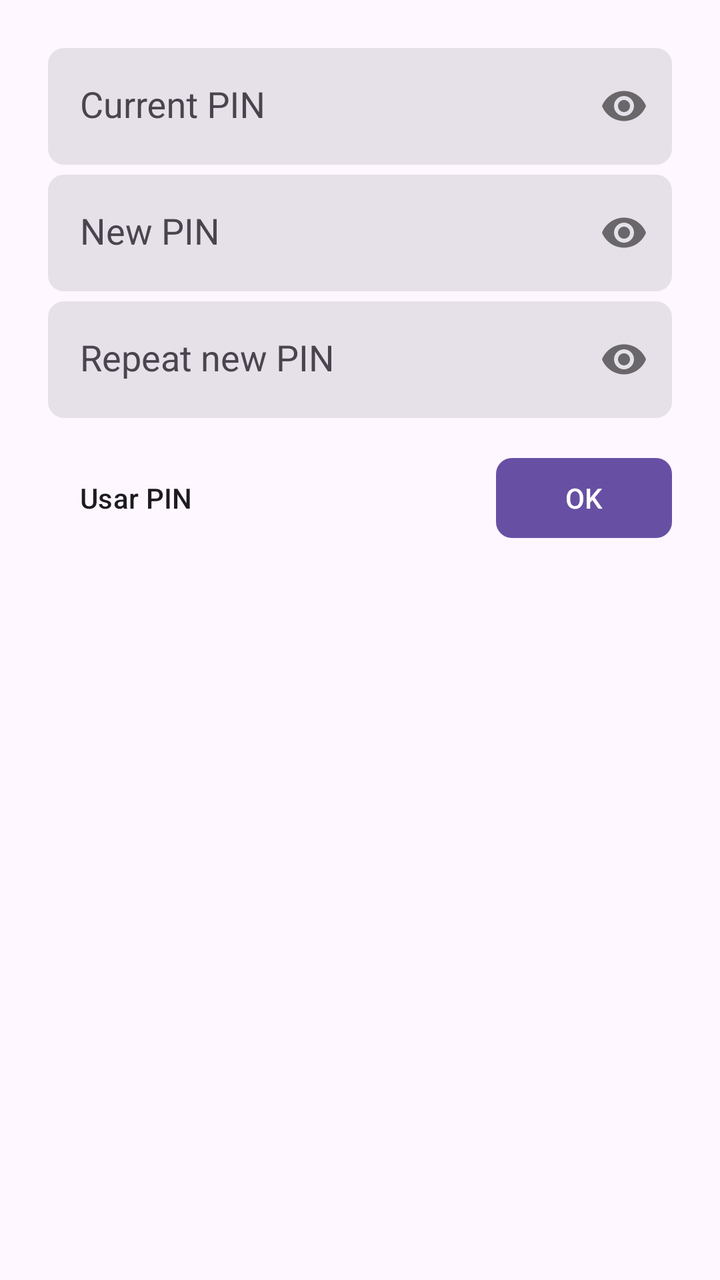
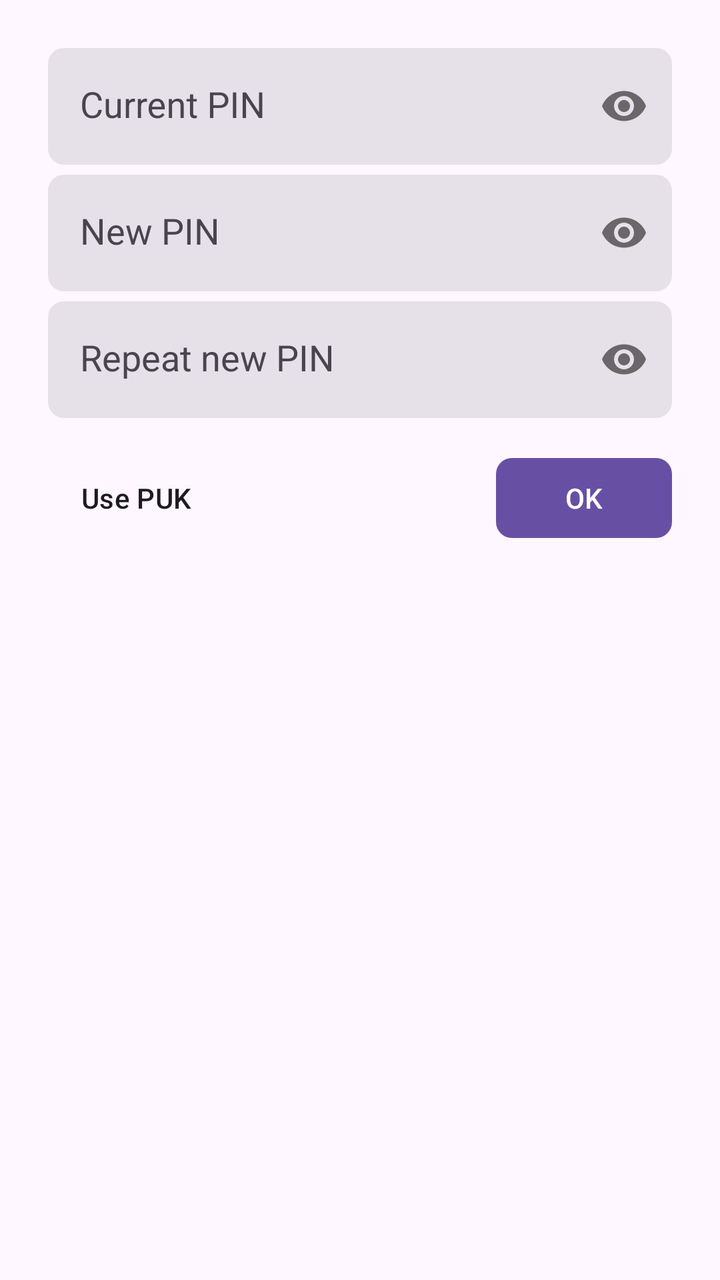

Two renders of the same Android screen: before a commit and after it. Below are the layout's source before the change and the commit's diff.
<!-- AndroidManifest.xml: application theme Theme.STK -->
<!-- res/layout/change_sim_card_pin_layout.xml -->
<?xml version="1.0" encoding="utf-8"?>
<layout>

    <androidx.core.widget.NestedScrollView
        xmlns:android="http://schemas.android.com/apk/res/android"
        xmlns:app="http://schemas.android.com/apk/res-auto"
        android:layout_width="match_parent"
        android:layout_height="match_parent">

        <LinearLayout
            android:layout_width="match_parent"
            android:layout_height="match_parent"
            android:orientation="vertical"
            android:padding="?attr/dialogPreferredPadding">

            <com.google.android.material.textfield.TextInputLayout
                android:id="@+id/current_access_code_inputText"
                style="?textInputFilledStyle"
                android:layout_width="match_parent"
                android:layout_height="wrap_content"
                android:layout_marginBottom="5dp"
                app:boxCornerRadiusBottomEnd="8dp"
                app:boxCornerRadiusBottomStart="8dp"
                app:boxCornerRadiusTopEnd="8dp"
                app:boxCornerRadiusTopStart="8dp"
                app:boxStrokeWidth="0dp"
                app:boxStrokeWidthFocused="0dp"
                app:passwordToggleEnabled="true">

                <com.google.android.material.textfield.TextInputEditText
                    android:layout_width="match_parent"
                    android:layout_height="wrap_content"
                    android:hint="@string/current_pin_hint"
                    android:inputType="numberPassword"
                    android:maxLength="8"
                    android:maxLines="1"
                    android:textAppearance="?android:attr/textAppearanceMedium" />
            </com.google.android.material.textfield.TextInputLayout>

            <com.google.android.material.textfield.TextInputLayout
                android:id="@+id/new_pin_inputText"
                style="?textInputFilledStyle"
                android:layout_width="match_parent"
                android:layout_height="wrap_content"
                android:layout_marginBottom="5dp"
                app:boxCornerRadiusBottomEnd="8dp"
                app:boxCornerRadiusBottomStart="8dp"
                app:boxCornerRadiusTopEnd="8dp"
                app:boxCornerRadiusTopStart="8dp"
                app:boxStrokeWidth="0dp"
                app:boxStrokeWidthFocused="0dp"
                app:passwordToggleEnabled="true">

                <com.google.android.material.textfield.TextInputEditText
                    android:layout_width="match_parent"
                    android:layout_height="wrap_content"
                    android:hint="@string/transfer_key_change_dialog_new_key_hint"
                    android:inputType="numberPassword"
                    android:maxLength="8"
                    android:maxLines="1"
                    android:textAppearance="?android:attr/textAppearanceMedium" />
            </com.google.android.material.textfield.TextInputLayout>

            <com.google.android.material.textfield.TextInputLayout
                android:id="@+id/new_pin_repetition_inputText"
                style="?textInputFilledStyle"
                android:layout_width="match_parent"
                android:layout_height="wrap_content"
                android:layout_marginBottom="16dp"
                app:boxCornerRadiusBottomEnd="8dp"
                app:boxCornerRadiusBottomStart="8dp"
                app:boxCornerRadiusTopEnd="8dp"
                app:boxCornerRadiusTopStart="8dp"
                app:boxStrokeWidth="0dp"
                app:boxStrokeWidthFocused="0dp"
                app:passwordToggleEnabled="true">

                <com.google.android.material.textfield.TextInputEditText
                    android:layout_width="match_parent"
                    android:layout_height="wrap_content"
                    android:hint="@string/repeat_new_pin_hint"
                    android:inputType="numberPassword"
                    android:maxLength="8"
                    android:maxLines="1"
                    android:textAppearance="?android:attr/textAppearanceMedium" />
            </com.google.android.material.textfield.TextInputLayout>

            <RelativeLayout
                android:layout_width="match_parent"
                android:layout_height="wrap_content">

                <ToggleButton
                    android:id="@+id/sim_card_pin_change_toggle_pin_puk"
                    style="@style/Widget.Material3.Button.TextButton"
                    android:layout_width="wrap_content"
                    android:layout_height="wrap_content"
                    android:layout_alignParentStart="true"
                    android:textColor="?attr/colorOnSurface"
                    android:textOff="Usar PIN"
                    android:textOn="Usar PUK" />

                <com.google.android.material.button.MaterialButton
                    android:id="@+id/sim_card_pin_change_ok_button"
                    style="@style/Widget.Material3.Button"
                    android:layout_width="wrap_content"
                    android:layout_height="wrap_content"
                    android:layout_alignParentEnd="true"
                    android:text="@android:string/ok"
                    app:cornerRadius="8dp" />
            </RelativeLayout>
        </LinearLayout>
    </androidx.core.widget.NestedScrollView>
</layout>
<!-- resources referenced by this layout -->
<resources>
  <string name="current_pin_hint">Current PIN</string>
  <string name="repeat_new_pin_hint">Repeat new PIN</string>
  <string name="transfer_key_change_dialog_new_key_hint">New PIN</string>
  <style name="Theme.STK" parent="Theme.Material3.DayNight.NoActionBar">
          <item name="android:windowDisablePreview">true</item>
          <item name="android:statusBarColor">?android:colorBackground</item>
          <item name="android:windowLightStatusBar" tools:targetApi="23">true</item>
      </style>
</resources>

<!-- the commit's change to res/layout/change_sim_card_pin_layout.xml (unified diff, before → after) -->
@@ -95,9 +95,10 @@
                     android:layout_width="wrap_content"
                     android:layout_height="wrap_content"
                     android:layout_alignParentStart="true"
+                    android:checked="false"
                     android:textColor="?attr/colorOnSurface"
-                    android:textOff="Usar PIN"
-                    android:textOn="Usar PUK" />
+                    android:textOff="@string/use_puk_label"
+                    android:textOn="@string/use_pin_label" />
 
                 <com.google.android.material.button.MaterialButton
                     android:id="@+id/sim_card_pin_change_ok_button"
<!-- resource entries referenced after the edit -->
@@ -3,6 +3,8 @@
   <string name="current_pin_hint">Current PIN</string>
   <string name="repeat_new_pin_hint">Repeat new PIN</string>
   <string name="transfer_key_change_dialog_new_key_hint">New PIN</string>
+  <string name="use_pin_label">Use PIN</string>
+  <string name="use_puk_label">Use PUK</string>
   <style name="Theme.STK" parent="Theme.Material3.DayNight.NoActionBar">
           <item name="android:windowDisablePreview">true</item>
           <item name="android:statusBarColor">?android:colorBackground</item>
